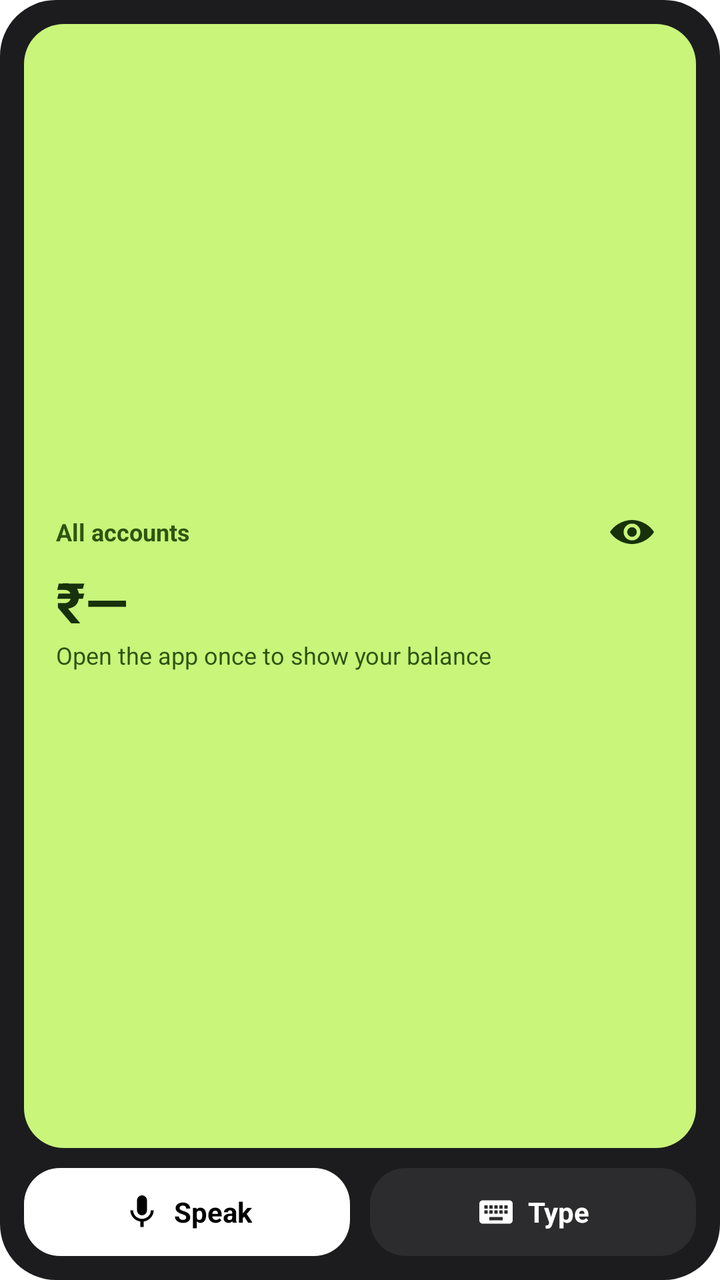
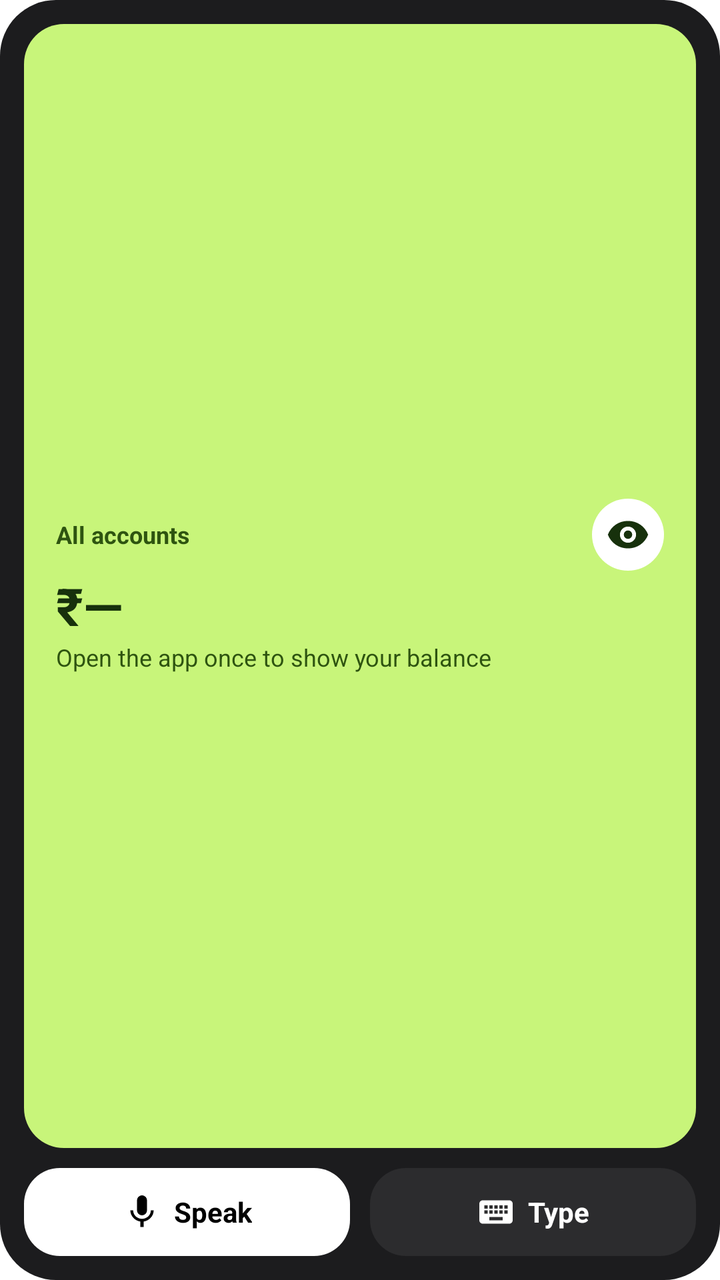

Before-and-after screenshots of an Android layout around one commit, followed by the original layout XML and the change that was made.
<!-- AndroidManifest.xml: fallback theme Theme.MaterialComponents.DayNight.NoActionBar -->
<!-- res/layout/finance_widget.xml -->
<?xml version="1.0" encoding="utf-8"?>
<LinearLayout xmlns:android="http://schemas.android.com/apk/res/android"
    android:id="@+id/widget_root"
    android:layout_width="match_parent"
    android:layout_height="match_parent"
    android:background="@drawable/widget_background"
    android:orientation="vertical"
    android:padding="12dp">

    <LinearLayout
        android:id="@+id/widget_balance_card"
        android:layout_width="match_parent"
        android:layout_height="0dp"
        android:layout_weight="1"
        android:background="@drawable/widget_balance_background"
        android:gravity="center_vertical"
        android:orientation="vertical"
        android:paddingStart="16dp"
        android:paddingTop="10dp"
        android:paddingEnd="16dp"
        android:paddingBottom="10dp">

        <LinearLayout
            android:layout_width="match_parent"
            android:layout_height="wrap_content"
            android:gravity="center_vertical"
            android:orientation="horizontal">

            <TextView
                android:id="@+id/widget_title"
                android:layout_width="0dp"
                android:layout_height="wrap_content"
                android:layout_weight="1"
                android:text="@string/widget_balance_title"
                android:textColor="#FF2E5410"
                android:textSize="12sp"
                android:textStyle="bold" />

            <ImageView
                android:id="@+id/widget_eye"
                android:layout_width="32dp"
                android:layout_height="32dp"
                android:contentDescription="@string/widget_hide_balance"
                android:padding="4dp"
                android:src="@drawable/widget_eye" />
        </LinearLayout>

        <TextView
            android:id="@+id/widget_balance"
            android:layout_width="wrap_content"
            android:layout_height="wrap_content"
            android:autoSizeTextType="uniform"
            android:maxLines="1"
            android:text="₹—"
            android:textColor="#FF17310C"
            android:textSize="28sp"
            android:textStyle="bold" />

        <TextView
            android:id="@+id/widget_spent"
            android:layout_width="wrap_content"
            android:layout_height="wrap_content"
            android:maxLines="1"
            android:text="@string/widget_open_app"
            android:textColor="#FF2E5410"
            android:textSize="12sp" />
    </LinearLayout>

    <LinearLayout
        android:layout_width="match_parent"
        android:layout_height="wrap_content"
        android:layout_marginTop="10dp"
        android:orientation="horizontal">

        <LinearLayout
            android:id="@+id/widget_speak"
            android:layout_width="0dp"
            android:layout_height="44dp"
            android:layout_weight="1"
            android:background="@drawable/widget_button_light"
            android:contentDescription="@string/widget_speak"
            android:gravity="center"
            android:orientation="horizontal">

            <ImageView
                android:layout_width="20dp"
                android:layout_height="20dp"
                android:importantForAccessibility="no"
                android:src="@drawable/widget_mic" />

            <TextView
                android:layout_width="wrap_content"
                android:layout_height="wrap_content"
                android:layout_marginStart="6dp"
                android:text="@string/widget_speak"
                android:textColor="#FF000000"
                android:textSize="14sp"
                android:textStyle="bold" />
        </LinearLayout>

        <LinearLayout
            android:id="@+id/widget_type"
            android:layout_width="0dp"
            android:layout_height="44dp"
            android:layout_marginStart="10dp"
            android:layout_weight="1"
            android:background="@drawable/widget_button_dark"
            android:contentDescription="@string/widget_type"
            android:gravity="center"
            android:orientation="horizontal">

            <ImageView
                android:layout_width="20dp"
                android:layout_height="20dp"
                android:importantForAccessibility="no"
                android:src="@drawable/widget_keyboard" />

            <TextView
                android:layout_width="wrap_content"
                android:layout_height="wrap_content"
                android:layout_marginStart="6dp"
                android:text="@string/widget_type"
                android:textColor="#FFFFFFFF"
                android:textSize="14sp"
                android:textStyle="bold" />
        </LinearLayout>
    </LinearLayout>
</LinearLayout>
<!-- resources referenced by this layout -->
<resources>
  <!-- drawable widget_background (drawable) -->
  <?xml version="1.0" encoding="utf-8"?>
  <shape xmlns:android="http://schemas.android.com/apk/res/android" android:shape="rectangle">
      <solid android:color="#FF1C1C1E" />
      <corners android:radius="28dp" />
  </shape>
  <!-- drawable widget_balance_background (drawable) -->
  <?xml version="1.0" encoding="utf-8"?>
  <shape xmlns:android="http://schemas.android.com/apk/res/android" android:shape="rectangle">
      <solid android:color="#FFC8F57A" />
      <corners android:radius="20dp" />
  </shape>
  <!-- drawable widget_button_dark (drawable) -->
  <?xml version="1.0" encoding="utf-8"?>
  <shape xmlns:android="http://schemas.android.com/apk/res/android" android:shape="rectangle">
      <solid android:color="#FF2C2C2E" />
      <corners android:radius="18dp" />
  </shape>
  <!-- drawable widget_button_light (drawable) -->
  <?xml version="1.0" encoding="utf-8"?>
  <shape xmlns:android="http://schemas.android.com/apk/res/android" android:shape="rectangle">
      <solid android:color="#FFFFFFFF" />
      <corners android:radius="18dp" />
  </shape>
  <!-- drawable widget_eye (drawable) -->
  <?xml version="1.0" encoding="utf-8"?>
  <vector xmlns:android="http://schemas.android.com/apk/res/android"
      android:width="24dp"
      android:height="24dp"
      android:viewportWidth="24"
      android:viewportHeight="24">
      <path
          android:fillColor="#FF17310C"
          android:pathData="M12,6C7,6 2.7,9.1 1,12c1.7,2.9 6,6 11,6s9.3,-3.1 11,-6c-1.7,-2.9 -6,-6 -11,-6zM12,16.2A4.2,4.2 0,1 1,12 7.8a4.2,4.2 0,0 1,0 8.4zM12,9.6a2.4,2.4 0,1 0,0 4.8,2.4 2.4,0 0,0 0,-4.8z" />
  </vector>
  <!-- drawable widget_keyboard (drawable) -->
  <?xml version="1.0" encoding="utf-8"?>
  <vector xmlns:android="http://schemas.android.com/apk/res/android"
      android:width="20dp"
      android:height="20dp"
      android:viewportWidth="24"
      android:viewportHeight="24">
      <path
          android:fillColor="#FFFFFFFF"
          android:pathData="M20,5H4c-1.1,0 -1.99,0.9 -1.99,2L2,17c0,1.1 0.9,2 2,2h16c1.1,0 2,-0.9 2,-2V7c0,-1.1 -0.9,-2 -2,-2zM11,8h2v2h-2V8zM11,11h2v2h-2v-2zM8,8h2v2H8V8zM8,11h2v2H8v-2zM7,13H5v-2h2v2zM7,10H5V8h2v2zM16,17H8v-2h8v2zM16,13h-2v-2h2v2zM16,10h-2V8h2v2zM19,13h-2v-2h2v2zM19,10h-2V8h2v2z" />
  </vector>
  <!-- drawable widget_mic (drawable) -->
  <?xml version="1.0" encoding="utf-8"?>
  <vector xmlns:android="http://schemas.android.com/apk/res/android"
      android:width="20dp"
      android:height="20dp"
      android:viewportWidth="24"
      android:viewportHeight="24">
      <path
          android:fillColor="#FF000000"
          android:pathData="M12,14a3,3 0,0 0,3 -3V5a3,3 0,0 0,-6 0v6a3,3 0,0 0,3 3zM17.3,11c0,3 -2.54,5.1 -5.3,5.1S6.7,14 6.7,11H5c0,3.41 2.72,6.23 6,6.72V21h2v-3.28c3.28,-0.48 6,-3.3 6,-6.72h-1.7z" />
  </vector>
  <string name="widget_balance_title">All accounts</string>
  <string name="widget_hide_balance">Hide balance</string>
  <string name="widget_open_app">Open the app once to show your balance</string>
  <string name="widget_speak">Speak</string>
  <string name="widget_type">Type</string>
</resources>

<!-- the commit's change to res/layout/finance_widget.xml (unified diff, before → after) -->
@@ -38,22 +38,22 @@
 
             <ImageView
                 android:id="@+id/widget_eye"
-                android:layout_width="32dp"
-                android:layout_height="32dp"
+                android:layout_width="36dp"
+                android:layout_height="36dp"
+                android:background="@drawable/widget_eye_chip"
                 android:contentDescription="@string/widget_hide_balance"
-                android:padding="4dp"
+                android:padding="7dp"
                 android:src="@drawable/widget_eye" />
         </LinearLayout>
 
         <TextView
             android:id="@+id/widget_balance"
-            android:layout_width="wrap_content"
+            android:layout_width="match_parent"
             android:layout_height="wrap_content"
-            android:autoSizeTextType="uniform"
             android:maxLines="1"
             android:text="₹—"
             android:textColor="#FF17310C"
-            android:textSize="28sp"
+            android:textSize="26sp"
             android:textStyle="bold" />
 
         <TextView
<!-- resource entries referenced after the edit -->
@@ -33,8 +33,14 @@
       android:viewportHeight="24">
       <path
           android:fillColor="#FF17310C"
-          android:pathData="M12,6C7,6 2.7,9.1 1,12c1.7,2.9 6,6 11,6s9.3,-3.1 11,-6c-1.7,-2.9 -6,-6 -11,-6zM12,16.2A4.2,4.2 0,1 1,12 7.8a4.2,4.2 0,0 1,0 8.4zM12,9.6a2.4,2.4 0,1 0,0 4.8,2.4 2.4,0 0,0 0,-4.8z" />
+          android:fillType="evenOdd"
+          android:pathData="M12,4.5C7,4.5 2.8,7.4 1,12c1.8,4.6 6,7.5 11,7.5s9.2,-2.9 11,-7.5c-1.8,-4.6 -6,-7.5 -11,-7.5zM12,16.4A4.4,4.4 0,1 1,12 7.6a4.4,4.4 0,0 1,0 8.8zM12,9.7a2.3,2.3 0,1 0,0 4.6,2.3 2.3,0 0,0 0,-4.6z" />
   </vector>
+  <!-- drawable widget_eye_chip (drawable) -->
+  <?xml version="1.0" encoding="utf-8"?>
+  <shape xmlns:android="http://schemas.android.com/apk/res/android" android:shape="oval">
+      <solid android:color="#FFFFFFFF" />
+  </shape>
   <!-- drawable widget_keyboard (drawable) -->
   <?xml version="1.0" encoding="utf-8"?>
   <vector xmlns:android="http://schemas.android.com/apk/res/android"
